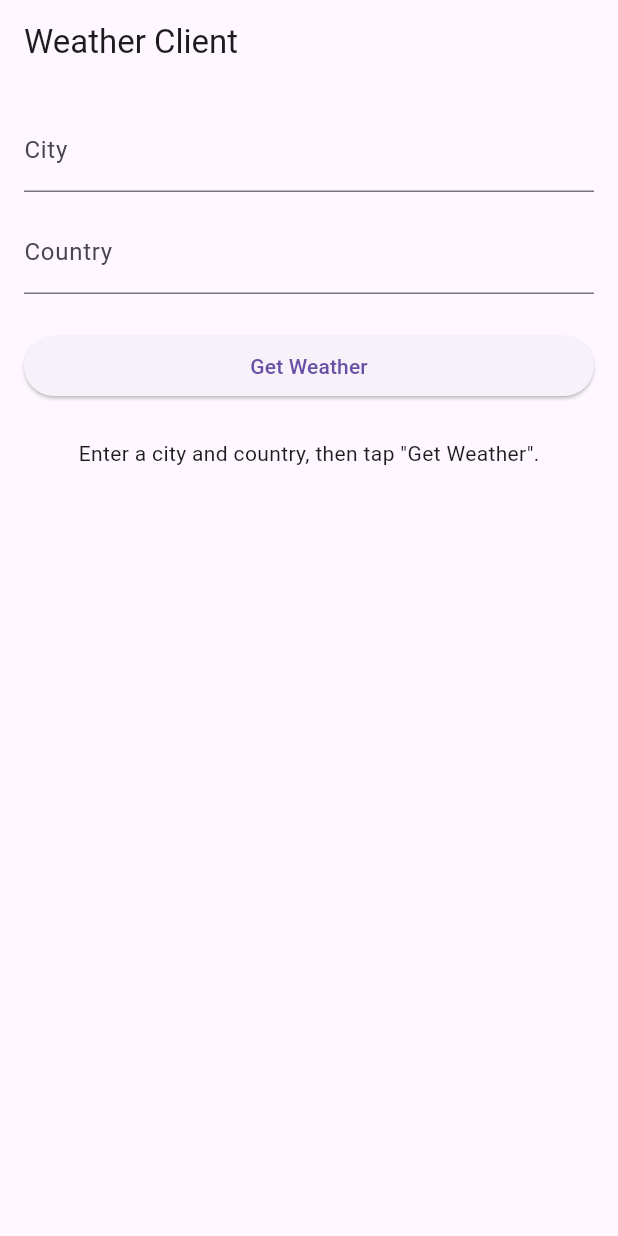
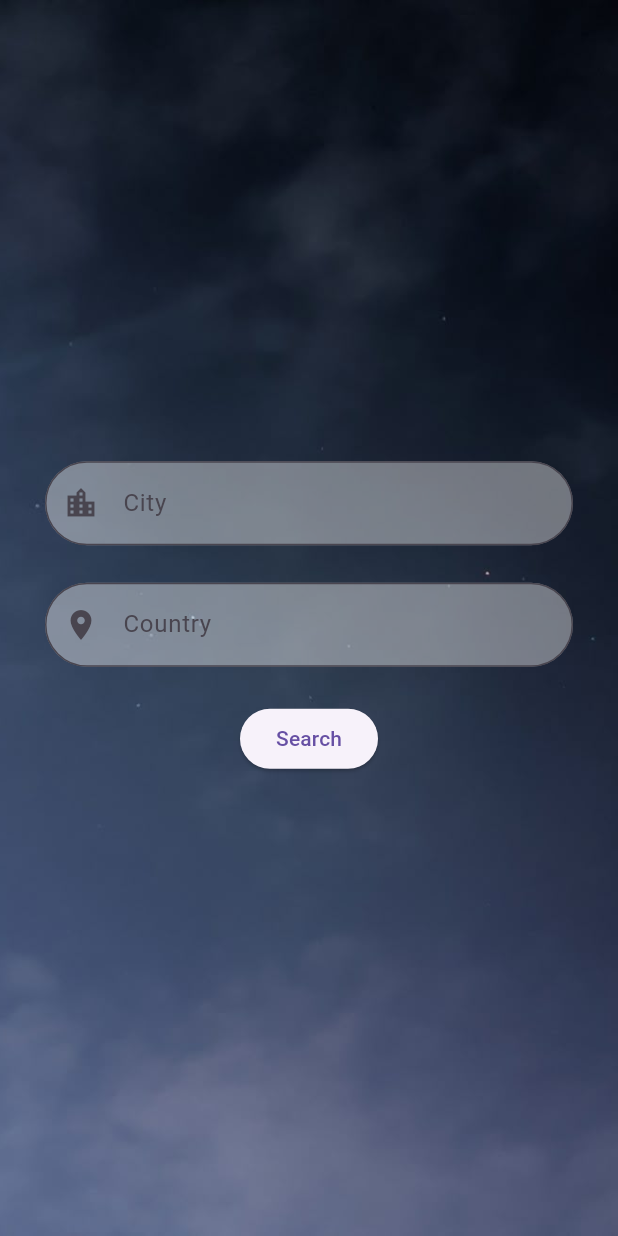
Before and after one commit to Ammaka/Weather_Today-_App, a Flutter app: the screen it shows after launch, on a phone screen of 412 x 824 dp. Run offline on Flutter 3.47's test engine with Material 3 defaults, Android fonts, the phone set to English and light mode, and no system bars.

Commit message:
ui change,page routing,error handling, backgrung fix

```diff
--- a/Frontend/lib/main.dart
+++ b/Frontend/lib/main.dart
@@ -1,8 +1,5 @@
 import 'package:flutter/material.dart';
-import 'Services/WeatherApi.dart';
-import 'models/WeatherResponse.dart';
-import 'services/WeatherApi.dart' hide WeatherApi;
-import 'package:flutter/material.dart';
+import 'package:weather_today_app/screens/HomePage.dart';
 
 void main() {
   runApp(const WeatherApp());
@@ -14,155 +11,7 @@ class WeatherApp extends StatelessWidget {
   @override
   Widget build(BuildContext context) {
     return MaterialApp(
-      title: 'Weather Today',
-      theme: ThemeData(
-        useMaterial3: true,
-      ),
-      home: const WeatherScreen(),
+      home: const HomePage(),
     );
   }
 }
-
-class WeatherScreen extends StatefulWidget {
-  const WeatherScreen({super.key});
-
-  @override
-  State<WeatherScreen> createState() => _WeatherScreenState();
-}
-
-class _WeatherScreenState extends State<WeatherScreen> {
-  final _cityController = TextEditingController();
-  final _countryController = TextEditingController();
-  final _weatherApi = WeatherApi();
-
-  Weatherresponse? _weather;
-  String? _error;
-  bool _isLoading = false;
-
-  @override
-  void dispose() {
-    _cityController.dispose();
-    _countryController.dispose();
-    super.dispose();
-  }
-
-  Future<void> _getWeather() async {
-    final city = _cityController.text.trim();
-    final country = _countryController.text.trim();
-
-    if (city.isEmpty || country.isEmpty) {
-      setState(() {
-        _error = 'Please enter both city and country';
-        _weather = null;
-      });
-      return;
-    }
-
-    setState(() {
-      _isLoading = true;
-      _error = null;
-    });
-
-    try {
-      final result = await _weatherApi.fetchWeather(
-        city: city,
-        country: country,
-      );
-      setState(() {
-        _weather = result;
-        _error = null;
-      });
-    } catch (e) {
-      setState(() {
-        _error = e.toString();
-        _weather = null;
-      });
-    } finally {
-      setState(() {
-        _isLoading = false;
-      });
-    }
-  }
-
-  Widget _buildResult() {
-    if (_isLoading) {
-      return const Center(child: CircularProgressIndicator());
-    }
-
-    if (_error != null) {
-      return Text(
-        _error!,
-        style: const TextStyle(color: Colors.red),
-      );
-    }
-
-    if (_weather == null) {
-      return const Text('Enter a city and country, then tap "Get Weather".');
-    }
-
-    final w = _weather!;
-    return Column(
-      crossAxisAlignment: CrossAxisAlignment.start,
-      children: [
-        Text(
-          '${w.city}, ${w.country}',
-          style: const TextStyle(fontSize: 20,fontWeight: FontWeight.bold),
-        ),
-        const SizedBox(height: 8),
-        Text('Temperature: ${w.temperature?.toStringAsFixed(1)} °C'),
-        Text('but it feels like ${w.feelsLike?.toStringAsFixed(1)} °C'),
-        Text('Condition: ${w.description},in details ${w.main}'),
-        Text('Humidity: ${w.humidity}%'),
-        Text('Lon: ${w.lon}'),
-        Text('Lat: ${w.lat}'),
-        Text('the sun rises at ${w.sunrise} ,and it sets at ${w.sunset}'),
-
-      ],
-    );
-  }
-
-  @override
-  Widget build(BuildContext context) {
-    return Scaffold(
-      appBar: AppBar(
-        title: const Text('Weather Client'),
-      ),
-      body: Padding(
-        padding: const EdgeInsets.all(16),
-        child: Column(
-          children: [
-            TextField(
-              controller: _cityController,
-              decoration: const InputDecoration(
-                labelText: 'City',
-                hintText: 'e.g. Berlin',
-              ),
-            ),
-            const SizedBox(height: 12),
-            TextField(
-              controller: _countryController,
-              decoration: const InputDecoration(
-                labelText: 'Country',
-                hintText: 'e.g. Germany',
-              ),
-            ),
-            const SizedBox(height: 24),
-            SizedBox(
-              width: double.infinity,
-              child: ElevatedButton(
-                onPressed: _isLoading ? null : _getWeather,
-                child: const Text('Get Weather'),
-              ),
-            ),
-            const SizedBox(height: 24),
-            Expanded(
-              child: SingleChildScrollView(
-                child: _buildResult(),
-              ),
-            ),
-          ],
-        ),
-      ),
-    );
-  }
-}
--- /dev/null
+++ b/Frontend/lib/screens/HomePage.dart
@@ -0,0 +1,159 @@
+
+import 'package:flutter/material.dart';
+import '../Services/WeatherApi.dart';
+import '../models/WeatherResponse.dart';
+import 'WeatherPage.dart';
+
+class HomePage extends StatefulWidget {
+  const HomePage({super.key});
+
+  @override
+  State<HomePage> createState() => _WeatherScreenState();
+}
+
+class _WeatherScreenState extends State<HomePage> {
+  final _cityController = TextEditingController();
+  final _countryController = TextEditingController();
+  final _weatherApi = WeatherApi();
+
+
+  Weatherresponse? _weather;
+  String? _error;
+  bool _isLoading = false;
+
+
+  Future<void> _getWeather() async {
+    final city = _cityController.text.trim();
+    final country = _countryController.text.trim();
+
+    if (city.isEmpty || country.isEmpty) {
+      setState(() {
+        _error = 'Please enter both city and country';
+        _weather = null;
+      });
+      return;
+    }
+
+    setState(() {
+      _isLoading = true;
+      _error = null;
+    });
+
+
+    try {
+      final Weatherresponse weather = await _weatherApi.fetchWeather(
+        city: city,
+        country: country,
+      );
+
+      if (!mounted) return;
+
+
+      // this navigates only when my api call is succesfull
+      Navigator.push(
+        context,
+        MaterialPageRoute(
+          builder: (context) => WeatherPage(weather: weather,),
+        ),
+      );
+    } catch (e) {
+      setState(() {
+        _error = e.toString().replaceFirst('Exception: ', '');
+      });
+    } finally {
+      if (mounted) {
+        setState(() {
+          _isLoading = false;
+        });
+      }
+    }
+  }
+
+
+
+  @override
+  void dispose() {
+    _cityController.dispose();
+    _countryController.dispose();
+    super.dispose();
+  }
+
+
+
+
+
+  @override
+  Widget build(BuildContext context) {
+    return Scaffold(
+      body: Stack(
+        children: [
+          Positioned.fill(child: Image.asset('assets/Night Changes.jpg', fit: BoxFit.cover,)),
+          // 🔹 Background image
+
+
+          // 🔹 Foreground content (your existing UI)
+          Center(
+            child: Column(
+              mainAxisAlignment: MainAxisAlignment.center,
+              crossAxisAlignment: CrossAxisAlignment.center,
+              children: [
+                Padding(
+                  padding: const EdgeInsets.all(30),
+                  child: Column(
+                    children: [
+                      TextField(
+                        controller: _cityController,
+                        decoration:  InputDecoration(
+                          labelText: 'City',
+                          prefixIcon: Icon(Icons.location_city),
+                          border: OutlineInputBorder(
+                            borderRadius: BorderRadius.all(Radius.circular(30)),
+                          ),
+                          filled: true,
+                          fillColor: Colors.white.withOpacity(0.4),
+                        ),
+                      ),
+                      const SizedBox(height: 25),
+                      TextField(
+                        controller: _countryController,
+                        decoration:  InputDecoration(
+                          labelText: 'Country',
+                          prefixIcon: Icon(Icons.location_on),
+                          border: OutlineInputBorder(
+                            borderRadius: BorderRadius.all(Radius.circular(30)),
+                          ),
+                          filled: true,
+                          fillColor: Colors.white.withOpacity(0.4),
+                        ),
+                      ),
+                      const SizedBox(height: 24),
+                      ElevatedButton(
+                        onPressed: _isLoading ? null : _getWeather,
+                        child: _isLoading
+                            ? const CircularProgressIndicator()
+                            : const Text('Search'),
+                      ),
+
+                      if (_error != null) ...[
+                        const SizedBox(height: 12),
+                        Text(
+                          _error!,
+                          style:  TextStyle(
+                            color: Colors.red,
+                            fontSize: 20,
+                          ),
+                          textAlign: TextAlign.center,
+                        ),
+                      ],
+                    ],
+                  ),
+                ),
+              ],
+            ),
+          ),
+        ],
+      ),
+
+    );
+  }
+}
--- a/Frontend/pubspec.yaml
+++ b/Frontend/pubspec.yaml
@@ -59,6 +59,8 @@ flutter:
   # included with your application, so that you can use the icons in
   # the material Icons class.
   uses-material-design: true
+  assets:
+    - assets/
 
   # To add assets to your application, add an assets section, like this:
   # assets:
```
Also changed, not shown: Frontend/lib/Services/WeatherApi.dart (+10 -3 lines), Frontend/lib/screens/WeatherPage.dart (added, +57 -0 lines), Frontend/assets/Night Changes.jpg (added), Frontend/assets/i see you.jpg (added), Frontend/assets/rainy day.jpg (added).
